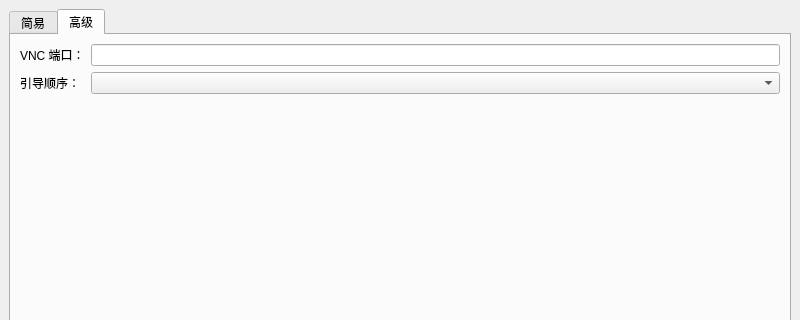
This is mainwindow.ui in gfdgd-xi/qemu-runner as Qt 5 draws it before an edit; both pictures show x 0 to 800 and y 0 to 320 of the 800 by 600 pixel window. The edited form follows.
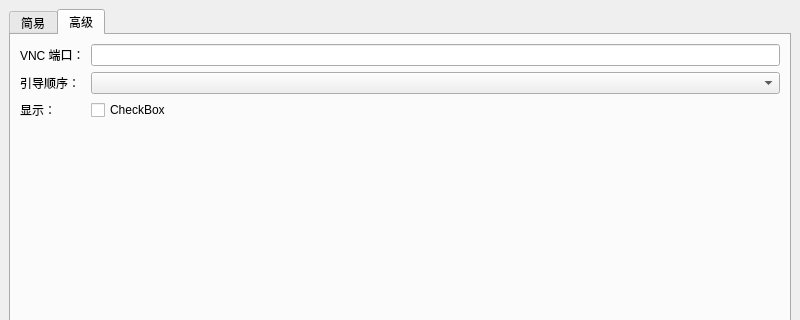
This is the edited form.

What changed in the file:
```diff
--- a/mainwindow.ui
+++ b/mainwindow.ui
@@ -163,7 +163,7 @@
           </property>
          </widget>
         </item>
-        <item row="2" column="0">
+        <item row="4" column="0">
          <spacer name="verticalSpacer_2">
           <property name="orientation">
            <enum>Qt::Vertical</enum>
@@ -182,6 +182,24 @@
         <item row="1" column="2">
          <widget class="QComboBox" name="comboBox_3"/>
         </item>
+        <item row="2" column="0">
+         <widget class="QLabel" name="label_6">
+          <property name="text">
+           <string>显示：</string>
+          </property>
+         </widget>
+        </item>
+        <item row="2" column="2">
+         <layout class="QGridLayout" name="gridLayout_4">
+          <item row="0" column="0">
+           <widget class="QCheckBox" name="checkBox">
+            <property name="text">
+             <string>CheckBox</string>
+            </property>
+           </widget>
+          </item>
+         </layout>
+        </item>
        </layout>
       </widget>
      </widget>
```
